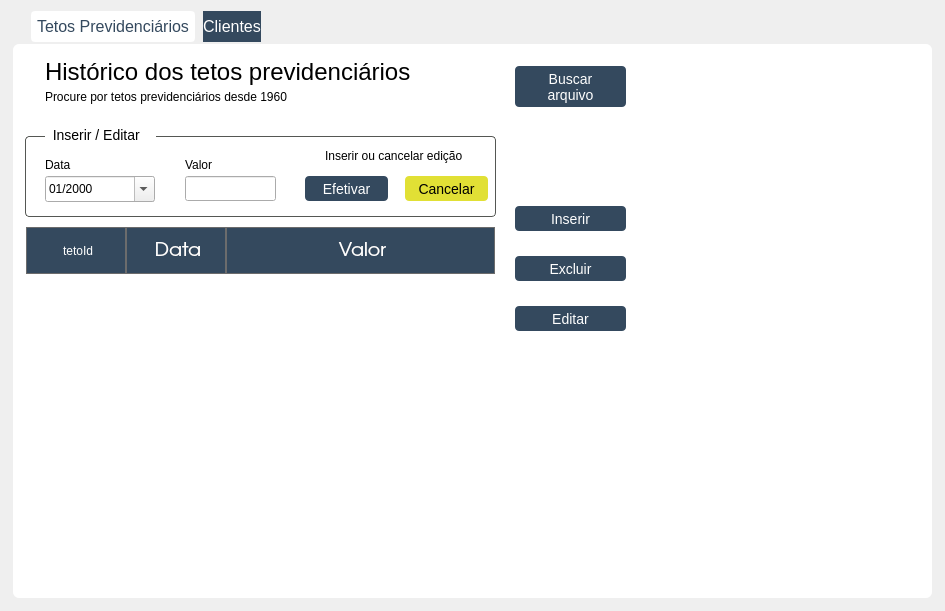
Above: Design/UI/configuracoesPage.ui from newprev/PrevCliente before the change. Below: the same form after it.
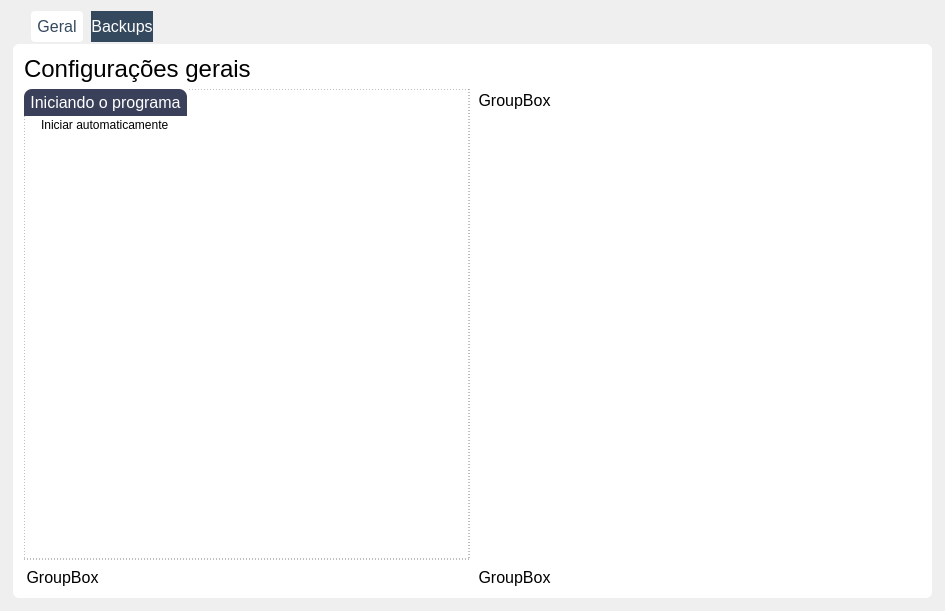
That is the form after the change.

Commit message:
Alteração dos Logs, criação de configuração
- Diferenciação entre tipos de Logs. Rest, Database e Cache;
- Criação de tabela de configurações gerais;
- Criação de parâmetro para pular tela de login;
- Alteração completa do layout da tela de configurações;

```diff
--- a/Design/UI/configuracoesPage.ui
+++ b/Design/UI/configuracoesPage.ui
@@ -108,18 +108,17 @@
 	font-size: 24px;
 }
 
-#lbSubtitulo, #lbInfoValor,
-#lbInfoData, #lbInfoAcao {
+#lbInicioAutomatico {
 	font-family: &quot;TeX Gyre Adventor&quot;;
 	font-size: 12px;	
 }
 
-#lbInfoTitulo {
+/*#lbInfoTitulo {
 	font-family: &quot;TeX Gyre Adventor&quot;;
 	font-size: 14px;
 
 	background-color: white;	
-}
+}*/
 
 /*-------------------------------- Push Buttons --------------------------------*/
 #pbBuscarArq, #pbEditar, 
@@ -163,297 +162,150 @@
 	background-color: rgb(225, 240, 73);
 }
 
-/*-------------------------------- Frames -----------------------------------------*/
-#frInfo{
-	border-radius: 4px;
-	border: 1px solid rgb(85, 87, 83);
+/*-------------------------------- Group Box -----------------------------------------*/
+QGroupBox {
+	font-family: &quot;TeX Gyre Adventor&quot;;
+	font-size: 16px;
+	border: 1px solid transparent;
 
 	background-color: white;
 }
+
+QGroupBox QGroupBox {
+	font-family: &quot;TeX Gyre Adventor&quot;;
+	font-size: 12px;
+
+	background-color: white;
+}
+
+#gpIniciando::title {
+	subcontrol-position: top left;
+	background-color: #3A405A;
+	border-top-left-radius: 8px;
+	border-top-right-radius: 8px;
+	color: white;
+	padding: 4px;
+}
+
+#gpIniciando {
+	border: 1px dashed grey;
+}
 </string>
       </property>
       <attribute name="title">
-       <string>Tetos Previdenciários</string>
+       <string>Geral</string>
       </attribute>
-      <widget class="QTableWidget" name="tblTetos">
-       <property name="geometry">
-        <rect>
-         <x>10</x>
-         <y>180</y>
-         <width>471</width>
-         <height>371</height>
-        </rect>
-       </property>
-       <property name="editTriggers">
-        <set>QAbstractItemView::NoEditTriggers</set>
-       </property>
-       <property name="selectionBehavior">
-        <enum>QAbstractItemView::SelectRows</enum>
-       </property>
-       <property name="textElideMode">
-        <enum>Qt::ElideNone</enum>
-       </property>
-       <attribute name="horizontalHeaderCascadingSectionResizes">
-        <bool>true</bool>
-       </attribute>
-       <attribute name="horizontalHeaderStretchLastSection">
-        <bool>true</bool>
-       </attribute>
-       <attribute name="verticalHeaderVisible">
-        <bool>false</bool>
-       </attribute>
-       <column>
-        <property name="text">
-         <string>tetoId</string>
-        </property>
-       </column>
-       <column>
-        <property name="text">
-         <string>Data</string>
-        </property>
-        <property name="font">
-         <font>
-          <family>TeX Gyre Adventor</family>
-          <pointsize>14</pointsize>
-         </font>
-        </property>
-        <property name="textAlignment">
-         <set>AlignCenter</set>
-        </property>
-       </column>
-       <column>
-        <property name="text">
-         <string>Valor</string>
-        </property>
-        <property name="font">
-         <font>
-          <family>TeX Gyre Adventor</family>
-          <pointsize>14</pointsize>
-         </font>
-        </property>
-        <property name="textAlignment">
-         <set>AlignCenter</set>
-        </property>
-       </column>
-      </widget>
-      <widget class="QLabel" name="lbTitulo">
-       <property name="geometry">
-        <rect>
-         <x>30</x>
-         <y>10</y>
-         <width>451</width>
-         <height>31</height>
-        </rect>
-       </property>
-       <property name="text">
-        <string>Histórico dos tetos previdenciários</string>
-       </property>
-      </widget>
-      <widget class="QLabel" name="lbSubtitulo">
-       <property name="geometry">
-        <rect>
-         <x>30</x>
-         <y>40</y>
-         <width>371</width>
-         <height>21</height>
-        </rect>
-       </property>
-       <property name="text">
-        <string>Procure por tetos previdenciários desde 1960</string>
-       </property>
-      </widget>
-      <widget class="QPushButton" name="pbBuscarArq">
-       <property name="geometry">
-        <rect>
-         <x>500</x>
-         <y>20</y>
-         <width>111</width>
-         <height>41</height>
-        </rect>
-       </property>
-       <property name="text">
-        <string>Buscar 
-arquivo</string>
-       </property>
-      </widget>
-      <widget class="QPushButton" name="pbInserir">
-       <property name="geometry">
-        <rect>
-         <x>500</x>
-         <y>160</y>
-         <width>111</width>
-         <height>25</height>
-        </rect>
-       </property>
-       <property name="text">
-        <string>Inserir</string>
-       </property>
-      </widget>
-      <widget class="QPushButton" name="pbExcluir">
-       <property name="geometry">
-        <rect>
-         <x>500</x>
-         <y>210</y>
-         <width>111</width>
-         <height>25</height>
-        </rect>
-       </property>
-       <property name="text">
-        <string>Excluir</string>
-       </property>
-      </widget>
-      <widget class="QPushButton" name="pbEditar">
-       <property name="geometry">
-        <rect>
-         <x>500</x>
-         <y>260</y>
-         <width>111</width>
-         <height>25</height>
-        </rect>
-       </property>
-       <property name="text">
-        <string>Editar</string>
-       </property>
-      </widget>
-      <widget class="QFrame" name="frInfo">
-       <property name="geometry">
-        <rect>
-         <x>10</x>
-         <y>90</y>
-         <width>471</width>
-         <height>81</height>
-        </rect>
-       </property>
-       <property name="frameShape">
-        <enum>QFrame::StyledPanel</enum>
-       </property>
-       <property name="frameShadow">
-        <enum>QFrame::Raised</enum>
-       </property>
-       <widget class="QLabel" name="lbInfoData">
-        <property name="geometry">
-         <rect>
-          <x>20</x>
-          <y>20</y>
-          <width>64</width>
-          <height>17</height>
-         </rect>
-        </property>
-        <property name="text">
-         <string>Data</string>
-        </property>
-       </widget>
-       <widget class="QLabel" name="lbInfoValor">
-        <property name="geometry">
-         <rect>
-          <x>160</x>
-          <y>20</y>
-          <width>64</width>
-          <height>17</height>
-         </rect>
-        </property>
-        <property name="text">
-         <string>Valor</string>
-        </property>
-       </widget>
-       <widget class="QDateEdit" name="dtData">
-        <property name="geometry">
-         <rect>
-          <x>20</x>
-          <y>40</y>
-          <width>110</width>
-          <height>26</height>
-         </rect>
-        </property>
-        <property name="buttonSymbols">
-         <enum>QAbstractSpinBox::UpDownArrows</enum>
-        </property>
-        <property name="currentSection">
-         <enum>QDateTimeEdit::MonthSection</enum>
-        </property>
-        <property name="displayFormat">
-         <string>MM/yyyy</string>
-        </property>
-        <property name="calendarPopup">
-         <bool>true</bool>
-        </property>
-       </widget>
-       <widget class="QLineEdit" name="leValor">
-        <property name="geometry">
-         <rect>
-          <x>160</x>
-          <y>40</y>
-          <width>91</width>
-          <height>25</height>
-         </rect>
-        </property>
-       </widget>
-       <widget class="QLabel" name="lbInfoAcao">
-        <property name="geometry">
-         <rect>
-          <x>300</x>
-          <y>10</y>
-          <width>161</width>
-          <height>20</height>
-         </rect>
-        </property>
-        <property name="text">
-         <string>Inserir ou cancelar edição</string>
-        </property>
-       </widget>
-       <widget class="QPushButton" name="pbEfetivar">
-        <property name="geometry">
-         <rect>
-          <x>280</x>
-          <y>40</y>
-          <width>83</width>
-          <height>25</height>
-         </rect>
-        </property>
-        <property name="text">
-         <string>Efetivar</string>
-        </property>
-       </widget>
-       <widget class="QPushButton" name="pbCancelar">
-        <property name="geometry">
-         <rect>
-          <x>380</x>
-          <y>40</y>
-          <width>83</width>
-          <height>25</height>
-         </rect>
-        </property>
-        <property name="text">
-         <string>Cancelar</string>
-        </property>
-       </widget>
-      </widget>
-      <widget class="QLabel" name="lbInfoTitulo">
-       <property name="geometry">
-        <rect>
-         <x>30</x>
-         <y>80</y>
-         <width>111</width>
-         <height>17</height>
-        </rect>
-       </property>
-       <property name="text">
-        <string>  Inserir / Editar</string>
-       </property>
-      </widget>
-      <zorder>frInfo</zorder>
-      <zorder>tblTetos</zorder>
-      <zorder>lbTitulo</zorder>
-      <zorder>lbSubtitulo</zorder>
-      <zorder>pbBuscarArq</zorder>
-      <zorder>pbInserir</zorder>
-      <zorder>pbExcluir</zorder>
-      <zorder>pbEditar</zorder>
-      <zorder>lbInfoTitulo</zorder>
+      <layout class="QGridLayout" name="gridLayout">
+       <item row="1" column="0">
+        <widget class="QGroupBox" name="gpIniciando">
+         <property name="title">
+          <string>Iniciando o programa</string>
+         </property>
+         <layout class="QVBoxLayout" name="verticalLayout">
+          <property name="spacing">
+           <number>4</number>
+          </property>
+          <property name="leftMargin">
+           <number>16</number>
+          </property>
+          <property name="topMargin">
+           <number>26</number>
+          </property>
+          <property name="rightMargin">
+           <number>4</number>
+          </property>
+          <property name="bottomMargin">
+           <number>4</number>
+          </property>
+          <item>
+           <widget class="QFrame" name="frame">
+            <property name="frameShape">
+             <enum>QFrame::NoFrame</enum>
+            </property>
+            <property name="frameShadow">
+             <enum>QFrame::Raised</enum>
+            </property>
+            <layout class="QHBoxLayout" name="horizontalLayout_2">
+             <property name="spacing">
+              <number>4</number>
+             </property>
+             <property name="leftMargin">
+              <number>0</number>
+             </property>
+             <property name="topMargin">
+              <number>2</number>
+             </property>
+             <property name="rightMargin">
+              <number>0</number>
+             </property>
+             <item>
+              <layout class="QHBoxLayout" name="hlInicioAutomatico"/>
+             </item>
+             <item alignment="Qt::AlignVCenter">
+              <widget class="QLabel" name="lbInicioAutomatico">
+               <property name="text">
+                <string>Iniciar automaticamente</string>
+               </property>
+              </widget>
+             </item>
+            </layout>
+           </widget>
+          </item>
+          <item>
+           <spacer name="verticalSpacer">
+            <property name="orientation">
+             <enum>Qt::Vertical</enum>
+            </property>
+            <property name="sizeHint" stdset="0">
+             <size>
+              <width>20</width>
+              <height>40</height>
+             </size>
+            </property>
+           </spacer>
+          </item>
+         </layout>
+        </widget>
+       </item>
+       <item row="0" column="0">
+        <widget class="QLabel" name="lbTitulo">
+         <property name="maximumSize">
+          <size>
+           <width>16777215</width>
+           <height>60</height>
+          </size>
+         </property>
+         <property name="text">
+          <string>Configurações gerais</string>
+         </property>
+        </widget>
+       </item>
+       <item row="1" column="1">
+        <widget class="QGroupBox" name="groupBox">
+         <property name="title">
+          <string>GroupBox</string>
+         </property>
+        </widget>
+       </item>
+       <item row="2" column="0">
+        <widget class="QGroupBox" name="groupBox_2">
+         <property name="title">
+          <string>GroupBox</string>
+         </property>
+        </widget>
+       </item>
+       <item row="2" column="1">
+        <widget class="QGroupBox" name="groupBox_3">
+         <property name="title">
+          <string>GroupBox</string>
+         </property>
+        </widget>
+       </item>
+      </layout>
      </widget>
      <widget class="QWidget" name="clientes">
       <attribute name="title">
-       <string>Clientes</string>
+       <string>Backups</string>
       </attribute>
      </widget>
     </widget>
```
Left out of the diff: 2 changed lines with no effect on the pictures. The commit also changes 21 other files.
